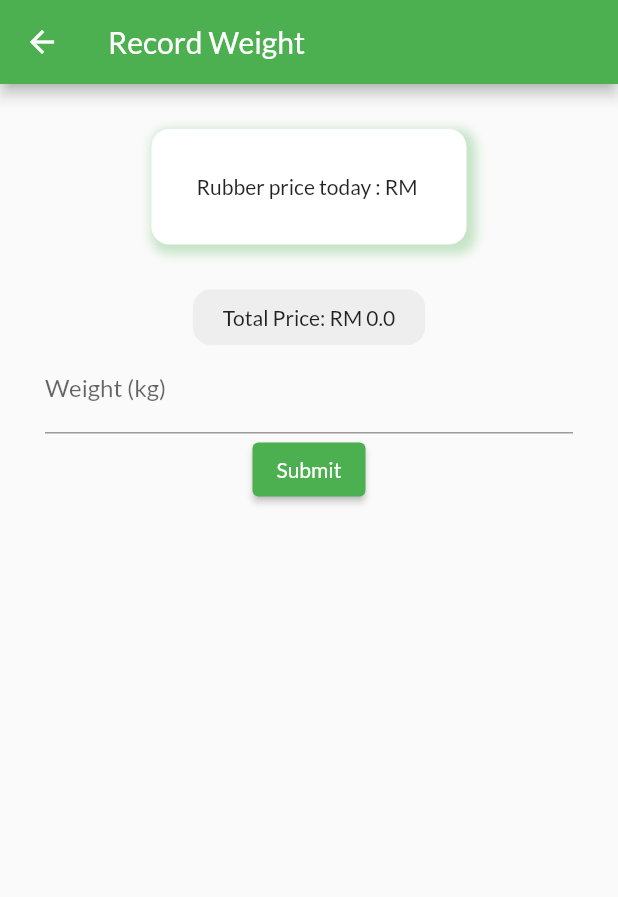
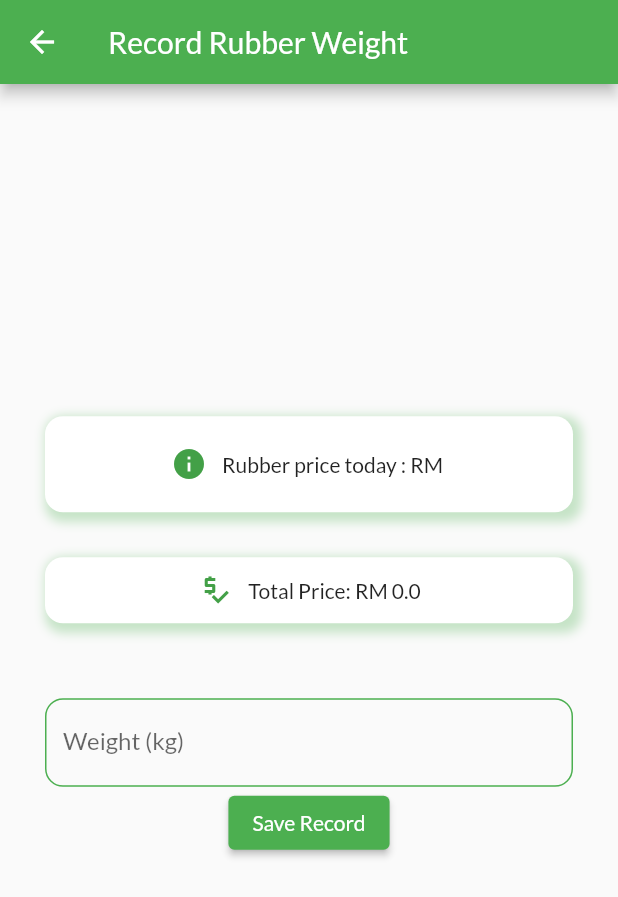
Before and after one commit to hakidon/Rubinfo_alpha, a Flutter app: the RecordWeight screen opened directly, on a phone screen of 412 x 824 dp. Shown: the top 897 px of the screen. Run offline on Flutter 3.47's test engine with Material 2 defaults, Android fonts, the phone set to English and light mode, and no system bars; our stand-ins replace email_validator, firebase_auth, firebase_core, firebase_database, fl_chart, google_fonts; accounts and stored records are empty.

Commit message:
added ui in display record

```diff
--- a/lib/Screens/record_weight.dart
+++ b/lib/Screens/record_weight.dart
@@ -109,22 +109,33 @@ class _RecordWeightState extends State<RecordWeight> {
   Widget build(BuildContext context) {
     return Scaffold(
       appBar: AppBar(
-        title: Text('Record Weight'),
+        title: Text('Record Rubber Weight'),
         backgroundColor: Theme.of(context).primaryColor,
       ),
-      body: SingleChildScrollView(
+      body: Center(
+        child: SingleChildScrollView(
           child: Padding(
             padding: const EdgeInsets.all(30),
             child: Form(
               key: _formKey,
               child: Column(
-              mainAxisAlignment: MainAxisAlignment.center,
-              crossAxisAlignment: CrossAxisAlignment.center,
                 children: [
                   // Price today container
                   Container(
-                  child: Text("Rubber price today : RM $_price_today"),
-                  padding: EdgeInsets.symmetric(horizontal: 30, vertical: 30),
+                    child: Row(
+                      mainAxisAlignment: MainAxisAlignment.center,
+                      children: [
+                        Icon(
+                          Icons.info,
+                          color: Colors.green[600],
+                        ),
+                        SizedBox(
+                          width: 10,
+                        ),
+                        Text("Rubber price today : RM $_price_today"),
+                      ],
+                    ),
+                    padding: EdgeInsets.symmetric(vertical: 20),
                     decoration: BoxDecoration(
                         borderRadius: BorderRadius.circular(12),
                         color: Colors.white,
@@ -143,12 +154,35 @@ class _RecordWeightState extends State<RecordWeight> {
                   ),
                   // Total Price
                   Container(
-                  child: Text("Total Price: RM $totalPrice"),
+                    child: Row(
+                      mainAxisAlignment: MainAxisAlignment.center,
+                      children: [
+                        Icon(
+                          Icons.price_check,
+                          color: Colors.green[600],
+                        ),
+                        SizedBox(
+                          width: 10,
+                        ),
+                        Text("Total Price: RM $totalPrice"),
+                      ],
+                    ),
                     padding: EdgeInsets.symmetric(horizontal: 20, vertical: 10),
                     decoration: BoxDecoration(
                         borderRadius: BorderRadius.circular(12),
-                    color: Colors.grey[200],
+                        color: Colors.white,
+                        boxShadow: [
+                          BoxShadow(
+                            color: Colors.green.withOpacity(0.3),
+                            spreadRadius: 3,
+                            blurRadius: 5,
+                            offset: Offset(3, 3),
+                          )
+                        ]),
                   ),
+
+                  SizedBox(
+                    height: 50,
                   ),
                   TextFormField(
                     onChanged: (value) => setState(() {
@@ -156,14 +190,25 @@ class _RecordWeightState extends State<RecordWeight> {
                       totalPrice = weight * double.parse(_price_today);
                     }),
                     controller: _weightController,
-                  decoration: InputDecoration(labelText: 'Weight (kg)'),
+                    decoration: InputDecoration(
+                      labelText: 'Weight (kg)',
+                      enabledBorder: OutlineInputBorder(
+                        borderRadius: BorderRadius.circular(12),
+                        borderSide: (BorderSide(color: Colors.green)),
+                      ),
+                      focusedBorder: OutlineInputBorder(
+                        borderSide: BorderSide(color: Colors.green),
+                        borderRadius: BorderRadius.circular(12),
+                      ),
+                    ),
                     validator: (value) {
                       if (value.isEmpty) {
-                      return 'Please enter your weight';
+                        return 'Please enter rubber  weight first';
                       }
                       return null;
                     },
                   ),
+
                   ElevatedButton(
                     onPressed: () async {
                       if (_formKey.currentState.validate()) {
@@ -175,12 +220,13 @@ class _RecordWeightState extends State<RecordWeight> {
                         }
                       }
                     },
-                  child: Text('Submit'),
+                    child: Text('Save Record'),
                   ),
                   SizedBox(
                     height: 30,
                   ),
                 ],
+              ),
             ),
           ),
         ),
```
Also changed, not shown: lib/Screens/display_record.dart (+35 -4 lines), images/contract.png (added). Lines whose indentation alone changed are shown as unchanged.
